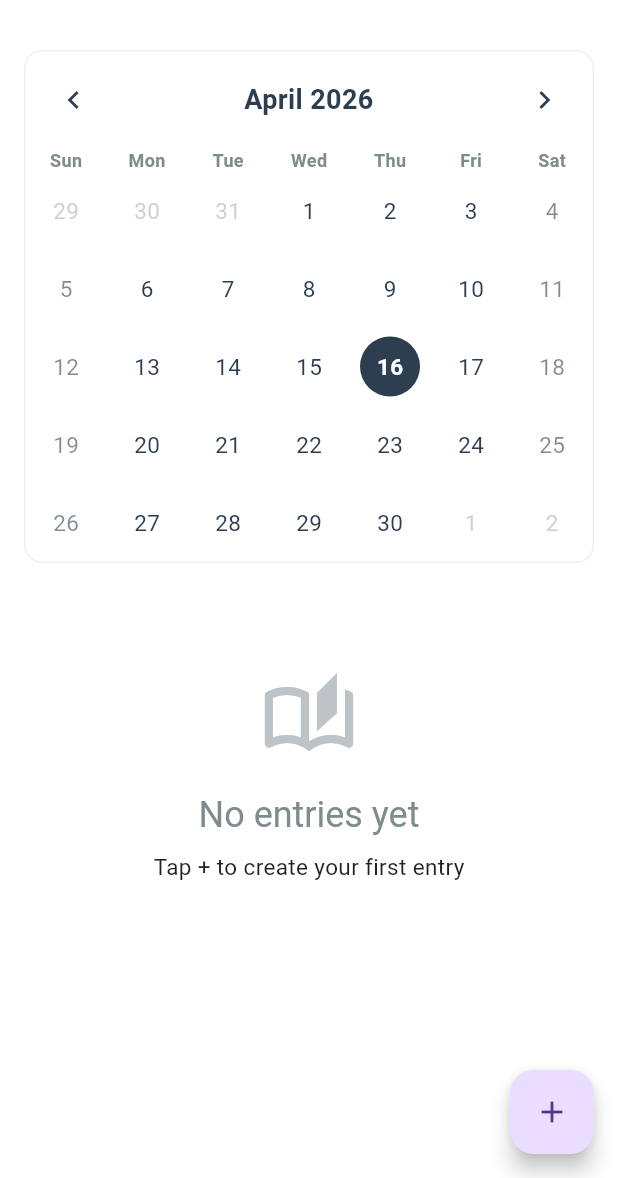
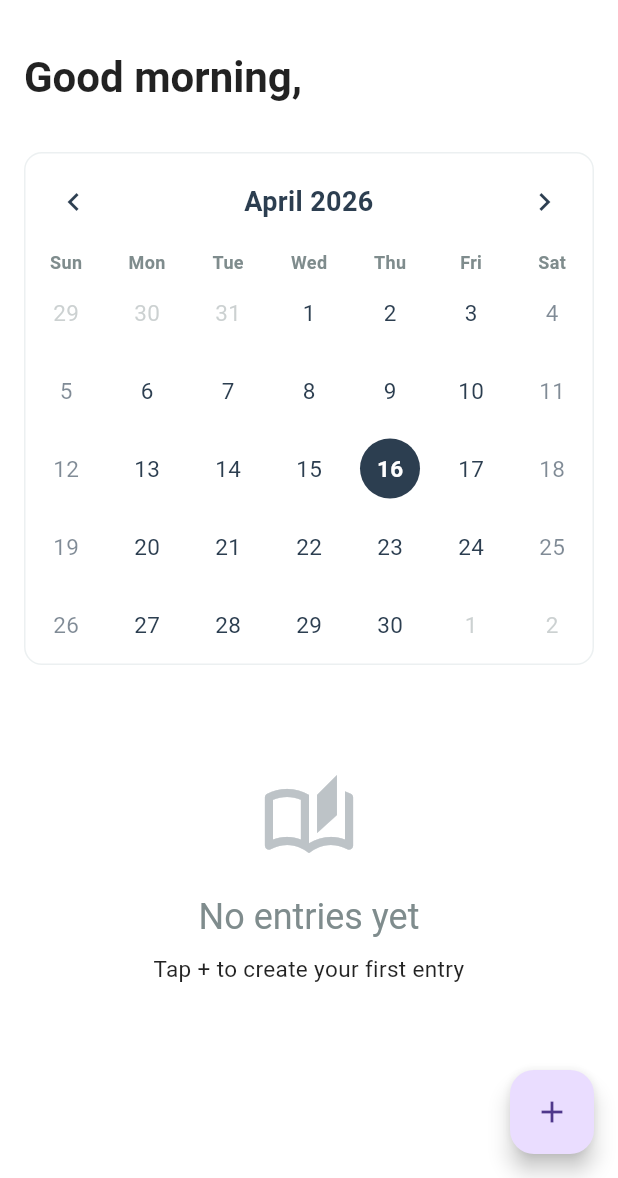
Before and after one commit to celbbs/Tinylines, a Flutter app: the screen it shows once a user with an empty profile is signed in, after a tap on "Skip", after a tap on "Get Started", on a phone screen of 412 x 824 dp, the part 58-1236 px from its top. Run offline on Flutter 3.47's test engine with Material 3 defaults, Android fonts, the phone set to English and light mode, and no system bars; drawn by our look-alikes of table_calendar; our stand-ins replace cloud_firestore, firebase_auth, firebase_core, firebase_messaging, flutter_local_notifications, flutter_secure_storage and 3 more; accounts and stored records are empty.

Commit message:
UI improvements: greeting, tutorial updates, settings additions, log out fix

```diff
--- a/lib/screens/auth_screen.dart
+++ b/lib/screens/auth_screen.dart
@@ -13,6 +13,7 @@ class AuthScreen extends StatefulWidget {
 class _AuthScreenState extends State<AuthScreen> {
   final _email = TextEditingController();
   final _password = TextEditingController();
+  final _name = TextEditingController();
 
   bool _isSignIn = true;
   bool _loading = false;
@@ -23,6 +24,7 @@ class _AuthScreenState extends State<AuthScreen> {
   void dispose() {
     _email.dispose();
     _password.dispose();
+    _name.dispose();
     super.dispose();
   }
 
@@ -35,10 +37,18 @@ class _AuthScreenState extends State<AuthScreen> {
     try {
       final email = _email.text.trim();
       final password = _password.text;
+      final name = _name.text.trim();
 
       if (email.isEmpty || password.isEmpty) {
         setState(() {
           _error = 'Email and password are required.';
+        });
+        return;
+      }
+
+      if (!_isSignIn && name.isEmpty) {
+        setState(() {
+          _error = 'Please enter your name.';
         });
         return;
       }
@@ -49,10 +59,12 @@ class _AuthScreenState extends State<AuthScreen> {
           password: password,
         );
       } else {
-        await FirebaseAuth.instance.createUserWithEmailAndPassword(
+        final credential = await FirebaseAuth.instance
+            .createUserWithEmailAndPassword(
           email: email,
           password: password,
         );
+        await credential.user?.updateDisplayName(name);
       }
     } on FirebaseAuthException catch (e) {
       setState(() {
@@ -87,6 +99,19 @@ class _AuthScreenState extends State<AuthScreen> {
               textAlign: TextAlign.center,
             ),
             const SizedBox(height: AppTheme.spacingL),
+
+            if (!_isSignIn) ...[
+              TextField(
+                controller: _name,
+                keyboardType: TextInputType.name,
+                autocorrect: false,
+                textCapitalization: TextCapitalization.words,
+                decoration: const InputDecoration(
+                  labelText: 'Name',
+                ),
+              ),
+              const SizedBox(height: AppTheme.spacingM),
+            ],
 
             TextField(
               key: const Key('auth_email_field'),
--- a/lib/screens/home_screen.dart
+++ b/lib/screens/home_screen.dart
@@ -1,6 +1,7 @@
 import 'package:flutter/material.dart';
 import 'package:provider/provider.dart';
 import 'package:table_calendar/table_calendar.dart';
+import 'package:firebase_auth/firebase_auth.dart';
 import '../providers/journal_provider.dart';
 import '../models/journal_entry.dart';
 import '../utils/app_theme.dart';
@@ -9,6 +10,7 @@ import 'on_this_day_screen.dart';
 import '../settings_page.dart';
 import '../providers/settings_provider.dart';
 
+// shows calendar and recent entries
 class HomeScreen extends StatefulWidget {
   const HomeScreen({super.key});
 
@@ -17,6 +19,7 @@ class HomeScreen extends StatefulWidget {
 }
 
 class _HomeScreenState extends State<HomeScreen> {
+  // calendar state
   DateTime _focusedDay = DateTime.now();
   DateTime? _selectedDay;
   CalendarFormat _calendarFormat = CalendarFormat.month;
@@ -27,11 +30,38 @@ class _HomeScreenState extends State<HomeScreen> {
     _selectedDay = _focusedDay;
   }
 
+  // returns a greeting based on time of day and user's display name
+  String _getGreeting() {
+    final hour = DateTime.now().hour;
+    final user = FirebaseAuth.instance.currentUser;
+    final name = user?.displayName?.split(' ').first ?? 'there';
+
+    if (hour < 12) return 'Good morning, $name';
+    if (hour < 17) return 'Good afternoon, $name';
+    return 'Good evening, $name';
+  }
+
+  // builds the greeting text widget
+  Widget _buildGreeting() {
+    return Padding(
+      padding: const EdgeInsets.fromLTRB(
+        AppTheme.spacingM, AppTheme.spacingM, AppTheme.spacingM, 0,
+      ),
+      child: Text(
+        _getGreeting(),
+        style: Theme.of(context).textTheme.headlineMedium?.copyWith(
+              fontWeight: FontWeight.w600,
+            ),
+      ),
+    );
+  }
+
   @override
   Widget build(BuildContext context) {
     return Scaffold(
       appBar: AppBar(
         title: const Text('TinyLines'),
+        // settings button in top left
         leading: IconButton(
           icon: const Icon(Icons.settings),
           tooltip: 'Settings',
@@ -44,6 +74,7 @@ class _HomeScreenState extends State<HomeScreen> {
             );
           },
         ),
+        // on this day button in top right
         actions: [
           IconButton(
             icon: const Icon(Icons.auto_stories),
@@ -59,15 +90,20 @@ class _HomeScreenState extends State<HomeScreen> {
           ),
         ],
       ),
+      // listens to both journal and settings providers
       body: Consumer2<JournalProvider, SettingsProvider>(
         builder: (context, provider, settings, child) {
+          // show loading spinner while entries are being fetched
           if (provider.isLoading) {
             return const Center(child: CircularProgressIndicator());
           }
 
           return SingleChildScrollView(
             child: Column(
+              crossAxisAlignment: CrossAxisAlignment.start,
               children: [
+                _buildGreeting(),
+                const SizedBox(height: AppTheme.spacingM),
                 _buildCalendar(provider),
                 const SizedBox(height: AppTheme.spacingL),
                 _buildRecentEntries(provider, settings.hidePreviewsEnabled),
@@ -76,6 +112,7 @@ class _HomeScreenState extends State<HomeScreen> {
           );
         },
       ),
+      // create a new entry for today
       floatingActionButton: FloatingActionButton(
         onPressed: () => _createNewEntry(context),
         child: const Icon(Icons.add),
@@ -83,6 +120,7 @@ class _HomeScreenState extends State<HomeScreen> {
     );
   }
 
+  // builds the monthly calendar
   Widget _buildCalendar(JournalProvider provider) {
     return Container(
       margin: const EdgeInsets.all(AppTheme.spacingM),
@@ -113,6 +151,7 @@ class _HomeScreenState extends State<HomeScreen> {
           _focusedDay = focusedDay;
         },
         calendarStyle: CalendarStyle(
+          // today shown
           todayDecoration: BoxDecoration(
             color: AppTheme.accentColor.withValues(alpha: 0.3),
             shape: BoxShape.circle,
@@ -121,6 +160,7 @@ class _HomeScreenState extends State<HomeScreen> {
             color: AppTheme.textPrimary,
             fontWeight: FontWeight.w600,
           ),
+          // selected day shown with primary color
           selectedDecoration: const BoxDecoration(
             color: AppTheme.primaryColor,
             shape: BoxShape.circle,
@@ -129,6 +169,7 @@ class _HomeScreenState extends State<HomeScreen> {
             color: Colors.white,
             fontWeight: FontWeight.w600,
           ),
+          // dot marker shown on days with entries
           markerDecoration: const BoxDecoration(
             color: AppTheme.successColor,
             shape: BoxShape.circle,
@@ -172,6 +213,7 @@ class _HomeScreenState extends State<HomeScreen> {
             fontSize: 12,
           ),
         ),
+        // adds a marker dot on days that have a journal entry
         eventLoader: (day) {
           return provider.hasEntryForDate(day) ? [true] : [];
         },
@@ -179,13 +221,19 @@ class _HomeScreenState extends State<HomeScreen> {
     );
   }
 
+  // builds the recent entries list, or an empty state if none exist
   Widget _buildRecentEntries(JournalProvider provider, bool hidePreview) {
     final recentEntries = provider.getRecentEntries(limit: 5);
 
+    // show empty state if user has no entries yet
     if (recentEntries.isEmpty) {
-      return Padding(
+      return SizedBox(
+        width: double.infinity,
+        child: Padding(
           padding: const EdgeInsets.all(AppTheme.spacingXl),
           child: Column(
+            mainAxisAlignment: MainAxisAlignment.center,
+            crossAxisAlignment: CrossAxisAlignment.center,
             children: [
               Icon(
                 Icons.auto_stories_outlined,
@@ -195,6 +243,7 @@ class _HomeScreenState extends State<HomeScreen> {
               const SizedBox(height: AppTheme.spacingM),
               Text(
                 'No entries yet',
+                textAlign: TextAlign.center,
                 style: Theme.of(context).textTheme.headlineSmall?.copyWith(
                       color: AppTheme.textSecondary,
                     ),
@@ -202,13 +251,16 @@ class _HomeScreenState extends State<HomeScreen> {
               const SizedBox(height: AppTheme.spacingS),
               Text(
                 'Tap + to create your first entry',
+                textAlign: TextAlign.center,
                 style: Theme.of(context).textTheme.bodyMedium,
               ),
             ],
           ),
+        ),
       );
     }
 
+    // show list of recent entries
     return Column(
       crossAxisAlignment: CrossAxisAlignment.start,
       children: [
@@ -226,6 +278,7 @@ class _HomeScreenState extends State<HomeScreen> {
     );
   }
 
+  // builds a single entry card with date, content preview, and image indicator
   Widget _buildEntryCard(JournalEntry entry, bool hidePreview) {
     return Card(
       child: InkWell(
@@ -238,6 +291,7 @@ class _HomeScreenState extends State<HomeScreen> {
             children: [
               Row(
                 children: [
+                  // entry date in primary color
                   Text(
                     entry.formattedDate,
                     style: Theme.of(context).textTheme.titleMedium?.copyWith(
@@ -246,6 +300,7 @@ class _HomeScreenState extends State<HomeScreen> {
                         ),
                   ),
                   const Spacer(),
+                  // show image icon if entry has a photo
                   if (entry.imagePath != null)
                     const Icon(
                       Icons.image,
@@ -255,6 +310,7 @@ class _HomeScreenState extends State<HomeScreen> {
                 ],
               ),
               const SizedBox(height: AppTheme.spacingS),
+              // hide content preview if privacy setting is on
               if (hidePreview)
                 Text(
                   'Preview hidden',
@@ -277,6 +333,7 @@ class _HomeScreenState extends State<HomeScreen> {
     );
   }
 
+  // opens existing entry or creates new one when a day is tapped
   void _onDaySelected(DateTime selectedDay, JournalProvider provider) {
     final entry = provider.getEntryForDate(selectedDay);
     if (entry != null) {
@@ -286,6 +343,7 @@ class _HomeScreenState extends State<HomeScreen> {
     }
   }
 
+  // opens today's entry or creates a new one
   void _createNewEntry(BuildContext context) {
     final provider = Provider.of<JournalProvider>(context, listen: false);
     final today = DateTime.now();
@@ -303,6 +361,7 @@ class _HomeScreenState extends State<HomeScreen> {
     }
   }
 
+  // navigates to entry editor for a specific date
   void _createEntryForDate(DateTime date) {
     Navigator.push(
       context,
@@ -312,6 +371,7 @@ class _HomeScreenState extends State<HomeScreen> {
     );
   }
 
+  // opens an existing entry in the editor
   void _viewEntry(JournalEntry entry) {
     Navigator.push(
       context,
--- a/lib/tutorial_page.dart
+++ b/lib/tutorial_page.dart
@@ -16,43 +16,54 @@ class _TutorialPageState extends State<TutorialPage> {
 
   final List<Map<String, String>> _pages = [
     {
-      'title': 'Welcome',
-      'subtitle': 'TinyLines helps you journal every day.',
+      'title': 'Welcome to TinyLines',
+      'subtitle': 'Capture one meaningful moment every day.',
       'image': 'assets/tutorial1.png',
     },
     {
-      'title': 'Add Entries',
-      'subtitle': 'Create entries for any day you want.',
+      'title': 'Add an Entry',
+      'subtitle': 'Tap any day on the calendar to write about it, past or present.',
       'image': 'assets/tutorial2.png',
     },
     {
-      'title': 'Attach Photos',
-      'subtitle': 'Pick images from your camera roll.',
+      'title': 'Add a Photo',
+      'subtitle': 'Attach a photo to bring your memory to life.',
       'image': 'assets/tutorial3.png',
     },
   ];
 
   @override
+  void dispose() {
+    _controller.dispose();
+    super.dispose();
+  }
+
+  @override
   Widget build(BuildContext context) {
     return Scaffold(
       backgroundColor: AppTheme.backgroundColor,
-      body: PageView.builder(
+      body: SafeArea(
+        child: Column(
+          children: [
+            Expanded(
+              child: PageView.builder(
                 controller: _controller,
                 itemCount: _pages.length,
                 onPageChanged: (index) => setState(() => _currentPage = index),
                 itemBuilder: (context, index) {
                   final page = _pages[index];
                   return Padding(
-            padding: EdgeInsets.all(AppTheme.spacingXl),
+                    padding: EdgeInsets.symmetric(
+                      horizontal: AppTheme.spacingXl,
+                      vertical: AppTheme.spacingXl,
+                    ),
                     child: Column(
                       mainAxisAlignment: MainAxisAlignment.center,
                       children: [
-                if (page['image'] != null)
-                  Image.asset(page['image']!, height: 250),
-                SizedBox(height: AppTheme.spacingXl),
                         Text(
                           page['title']!,
                           style: Theme.of(context).textTheme.displayMedium,
+                          textAlign: TextAlign.center,
                         ),
                         SizedBox(height: AppTheme.spacingM),
                         Text(
@@ -60,15 +71,45 @@ class _TutorialPageState extends State<TutorialPage> {
                           style: Theme.of(context).textTheme.bodyLarge,
                           textAlign: TextAlign.center,
                         ),
+                        SizedBox(height: AppTheme.spacingXl),
+                        if (page['image'] != null)
+                          ClipRRect(
+                            borderRadius: BorderRadius.circular(16),
+                            child: Image.asset(
+                              page['image']!,
+                              height: 280,
+                              fit: BoxFit.contain,
+                            ),
+                          ),
                       ],
                     ),
                   );
                 },
               ),
-      bottomSheet: _currentPage == _pages.length - 1
-          ? Padding(
+            ),
+            _buildBottomBar(),
+          ],
+        ),
+      ),
+    );
+  }
+
+  Widget _buildBottomBar() {
+    final isLastPage = _currentPage == _pages.length - 1;
+
+    return Container(
       padding: EdgeInsets.all(AppTheme.spacingM),
-              child: SizedBox(
+      decoration: BoxDecoration(
+        color: AppTheme.backgroundColor,
+        border: Border(
+          top: BorderSide(
+            color: AppTheme.dividerColor,
+            width: 0.5,
+          ),
+        ),
+      ),
+      child: isLastPage
+          ? SizedBox(
               width: double.infinity,
               child: ElevatedButton(
                 onPressed: () async {
@@ -85,20 +126,19 @@ class _TutorialPageState extends State<TutorialPage> {
                   backgroundColor: AppTheme.primaryColor,
                   foregroundColor: Colors.white,
                   padding: EdgeInsets.symmetric(
-                      horizontal: AppTheme.spacingXxl,
                     vertical: AppTheme.spacingM,
                   ),
                   shape: RoundedRectangleBorder(
                     borderRadius: BorderRadius.circular(AppTheme.radiusM),
                   ),
                 ),
-                  child: const Text('Get Started'),
+                child: const Text(
+                  'Get Started',
+                  style: TextStyle(fontSize: 16, fontWeight: FontWeight.w600),
                 ),
               ),
             )
-          : Padding(
-              padding: EdgeInsets.all(AppTheme.spacingM),
-              child: Row(
+          : Row(
               mainAxisAlignment: MainAxisAlignment.spaceBetween,
               children: [
                 TextButton(
@@ -111,12 +151,13 @@ class _TutorialPageState extends State<TutorialPage> {
                 Row(
                   children: List.generate(
                     _pages.length,
-                      (index) => Container(
-                        margin: EdgeInsets.symmetric(horizontal: 4),
-                        width: 8,
+                    (index) => AnimatedContainer(
+                      duration: const Duration(milliseconds: 200),
+                      margin: const EdgeInsets.symmetric(horizontal: 4),
+                      width: _currentPage == index ? 16 : 8,
                       height: 8,
                       decoration: BoxDecoration(
-                          shape: BoxShape.circle,
+                        borderRadius: BorderRadius.circular(4),
                         color: _currentPage == index
                             ? AppTheme.primaryColor
                             : AppTheme.dividerColor,
@@ -136,7 +177,6 @@ class _TutorialPageState extends State<TutorialPage> {
                 ),
               ],
             ),
-            ),
     );
   }
 }
```
Also changed, not shown: lib/providers/journal_provider.dart (+16 -0 lines), lib/settings_page.dart (+73 -34 lines), assets/tutorial2.png, 2 other files. Lines whose indentation alone changed are shown as unchanged.
